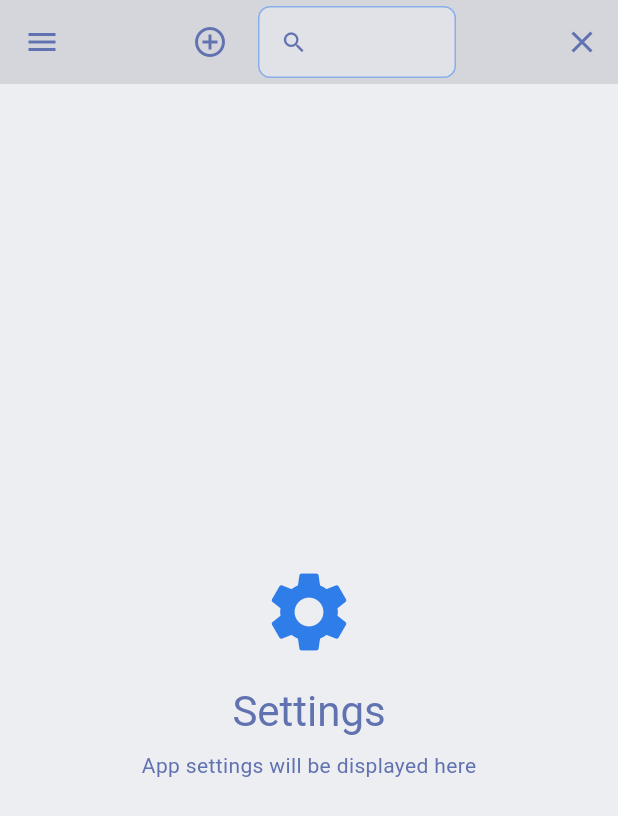
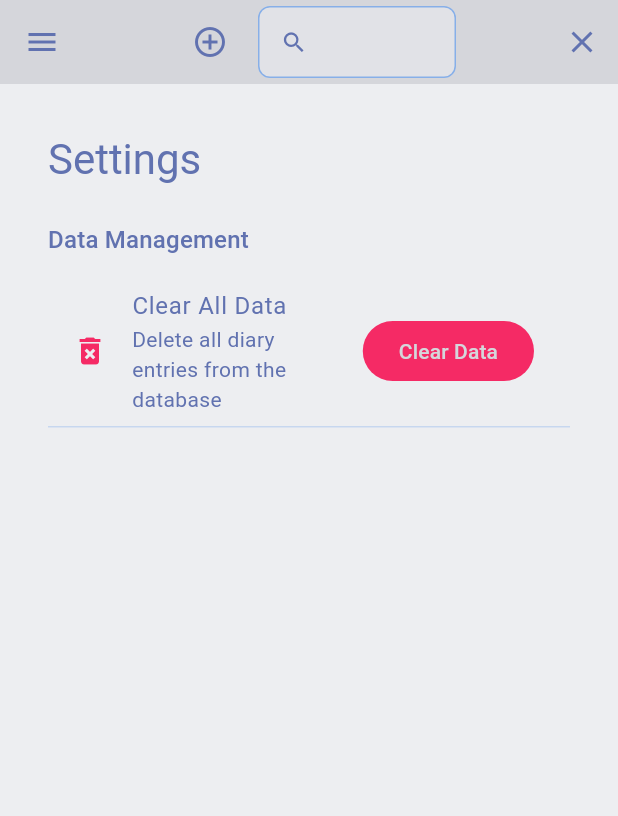
Before and after one commit to spalter/jpn-learning-diary, a Flutter app: the screen it shows after launch, in the side drawer, after a tap on "Settings", on a phone screen of 412 x 824 dp. Shown: the top 816 px of the screen. Run offline on Flutter 3.47's test engine with Material 3 defaults, Android fonts, the phone set to English and light mode, and no system bars; our stand-ins replace sqflite; missing offline and left inert: flutter_acrylic; accounts and stored records are empty.

Commit message:
Added a data delete section in the settings menu.

```diff
--- a/lib/screens/settings_page.dart
+++ b/lib/screens/settings_page.dart
@@ -1,38 +1,98 @@
 import 'package:flutter/material.dart';
+import 'package:jpn_learning_diary/services/database_helper.dart';
 import 'package:jpn_learning_diary/widgets/base_layout.dart';
 
 /// Application settings and configuration page.
 ///
 /// Provides access to app preferences, theme settings,
 /// and other configuration options.
-class SettingsPage extends StatelessWidget {
+class SettingsPage extends StatefulWidget {
   const SettingsPage({super.key});
 
   @override
+  State<SettingsPage> createState() => _SettingsPageState();
+}
+
+class _SettingsPageState extends State<SettingsPage> {
+  @override
   Widget build(BuildContext context) {
     return BaseLayout(
-      child: Center(
-        child: Column(
-          mainAxisAlignment: MainAxisAlignment.center,
+      child: ListView(
+        padding: const EdgeInsets.all(16),
         children: [
-            Icon(
-              Icons.settings,
-              size: 64,
-              color: Theme.of(context).colorScheme.primary,
-            ),
-            const SizedBox(height: 16),
           Text(
             'Settings',
             style: Theme.of(context).textTheme.headlineMedium,
           ),
-            const SizedBox(height: 8),
+          const SizedBox(height: 24),
+
+          // Data Management Section
           Text(
-              'App settings will be displayed here',
-              style: Theme.of(context).textTheme.bodyMedium,
+            'Data Management',
+            style: Theme.of(context).textTheme.titleMedium,
+          ),
+          const SizedBox(height: 12),
+          Container(
+            decoration: BoxDecoration(
+              border: Border(
+                bottom: BorderSide(
+                  color: Theme.of(context).colorScheme.primary.withAlpha(50),
+                  width: 1,
+                ),
+              ),
+            ),
+            child: ListTile(
+              leading: Icon(
+                Icons.delete_forever,
+                color: Theme.of(context).colorScheme.error,
+              ),
+              title: const Text('Clear All Data'),
+              subtitle: const Text('Delete all diary entries from the database'),
+              trailing: FilledButton(
+                style: FilledButton.styleFrom(
+                  backgroundColor: Theme.of(context).colorScheme.error,
+                ),
+                onPressed: () async {
+                  final confirmed = await showDialog<bool>(
+                    context: context,
+                    builder: (context) => AlertDialog(
+                      title: const Text('Clear All Data'),
+                      content: const Text(
+                        'Are you sure you want to delete all diary entries? This action cannot be undone.',
+                      ),
+                      actions: [
+                        TextButton(
+                          onPressed: () => Navigator.of(context).pop(false),
+                          child: const Text('Cancel'),
+                        ),
+                        FilledButton(
+                          style: FilledButton.styleFrom(
+                            backgroundColor: Theme.of(context).colorScheme.error,
+                          ),
+                          onPressed: () => Navigator.of(context).pop(true),
+                          child: const Text('Delete All'),
                         ),
                       ],
                     ),
+                  );
+
+                  if (confirmed == true && mounted) {
+                    await DatabaseHelper.instance.deleteAllEntries();
+                    if (mounted) {
+                      ScaffoldMessenger.of(context).showSnackBar(
+                        const SnackBar(
+                          content: Text('All data has been cleared'),
                         ),
                       );
                     }
                   }
+                },
+                child: const Text('Clear Data'),
+              ),
+            ),
+          ),
+        ],
+      ),
+    );
+  }
+}
--- a/lib/services/database_helper.dart
+++ b/lib/services/database_helper.dart
@@ -175,6 +175,12 @@ class DatabaseHelper {
     );
   }
 
+  /// Deletes all diary entries from the database.
+  Future<int> deleteAllEntries() async {
+    final db = await database;
+    return await db.delete('diary_entries');
+  }
+
   /// Closes the database connection.
   Future<void> close() async {
     final db = await database;
```
Lines whose indentation alone changed are shown as unchanged.
